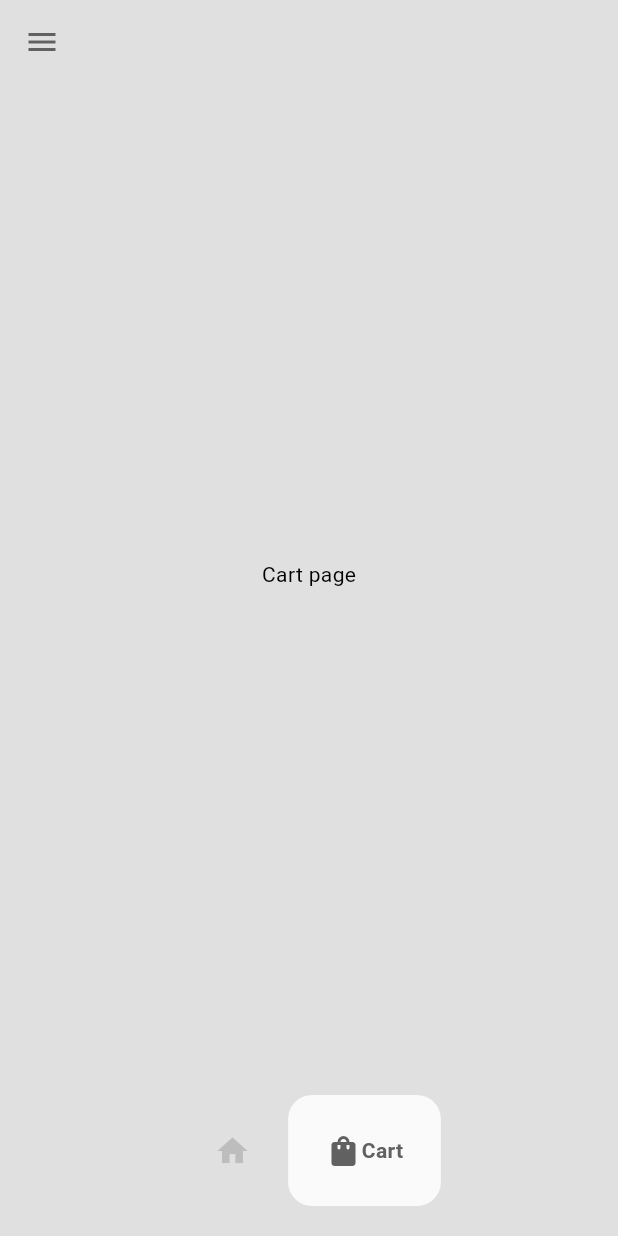
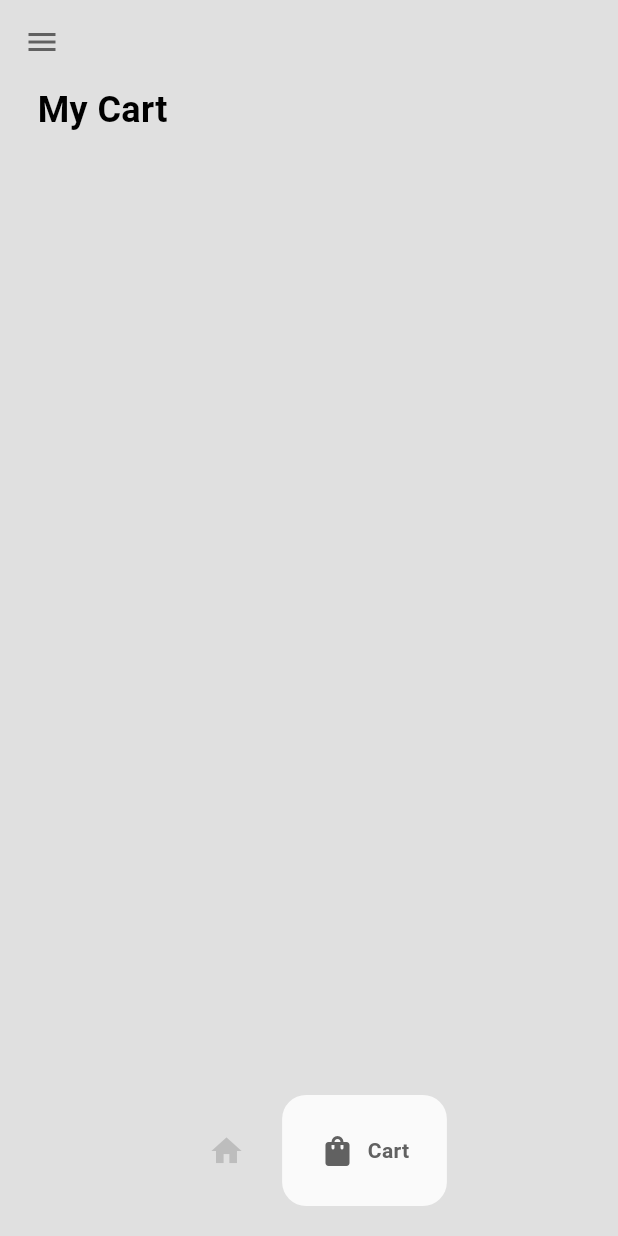
Before and after one commit to ShahedNoor/flutter-nike, a Flutter app: the HomePage screen opened directly, item 2 of the bottom bar chosen, on a phone screen of 412 x 824 dp. Run offline on Flutter 3.47's test engine with Material 3 defaults, Android fonts, the phone set to English and light mode, and no system bars; drawn by our look-alikes of google_nav_bar; missing offline and left inert: dart:js.

Commit message:
Cart page logic has been fixed and the about page is also ready

```diff
--- a/lib/components/my_nav_bar.dart
+++ b/lib/components/my_nav_bar.dart
@@ -3,19 +3,23 @@ import 'package:google_nav_bar/google_nav_bar.dart';
 
 class MyNavBar extends StatelessWidget {
   final void Function(int)? onTabChange;
+  final selectedIndex;
 
-  const MyNavBar({super.key, required this.onTabChange});
+  const MyNavBar(
+      {super.key, required this.onTabChange, required this.selectedIndex});
 
   @override
   Widget build(BuildContext context) {
     return Container(
       padding: const EdgeInsets.symmetric(vertical: 20),
       child: GNav(
+        selectedIndex: selectedIndex,
         color: Theme.of(context).colorScheme.onPrimary,
         activeColor: Theme.of(context).colorScheme.primary,
         tabBackgroundColor: Theme.of(context).colorScheme.secondary,
         mainAxisAlignment: MainAxisAlignment.center,
         tabBorderRadius: 16,
+        gap: 8,
         onTabChange: (value) => onTabChange!(value),
         tabs: const [
           GButton(
--- a/lib/main.dart
+++ b/lib/main.dart
@@ -1,6 +1,5 @@
 import 'package:flutter/material.dart';
 import 'package:nike/data/products.dart';
-import 'package:nike/pages/home_page.dart';
 import 'package:nike/pages/intro_page.dart';
 import 'package:nike/theme/theme.dart';
 import 'package:nike/theme/theme_provider.dart';
@@ -27,7 +26,7 @@ class MyApp extends StatelessWidget {
       debugShowCheckedModeBanner: false,
       theme: Provider.of<ThemeProvider>(context).themeData,
       darkTheme: darkMode,
-      home: const HomePage(),
+      home: const IntroPage(),
     );
   }
 }
--- a/lib/pages/cart_page.dart
+++ b/lib/pages/cart_page.dart
@@ -1,10 +1,48 @@
+import 'dart:js';
+
+import 'package:flutter/cupertino.dart';
 import 'package:flutter/material.dart';
+import 'package:nike/components/cart_item.dart';
+import 'package:nike/data/products.dart';
+import 'package:nike/models/products_model.dart';
+import 'package:provider/provider.dart';
 
 class CartPage extends StatelessWidget {
   const CartPage({super.key});
 
   @override
   Widget build(BuildContext context) {
-    return Center(child: Text('Cart page'),);
+    return Consumer<Products>(
+      builder: (context, value, child) => Padding(
+        padding: const EdgeInsets.symmetric(horizontal: 25.0),
+        child: Column(
+          crossAxisAlignment: CrossAxisAlignment.start,
+          children: [
+            // Heading
+            const Text(
+              'My Cart',
+              style: TextStyle(
+                fontWeight: FontWeight.bold,
+                fontSize: 24,
+              ),
+            ),
+            const SizedBox(
+              height: 10,
+            ),
+            Expanded(
+              child: ListView.builder(
+                itemCount: value.getUserCart().length,
+                itemBuilder: (context, index) {
+                  ProductsModel individualProduct = value.getUserCart()[index];
+                  return CartItem(
+                    productsModel: individualProduct,
+                  );
+                },
+              ),
+            ),
+          ],
+        ),
+      ),
+    );
   }
 }
--- a/lib/pages/settings_page.dart
+++ b/lib/pages/settings_page.dart
@@ -19,9 +19,13 @@ class SettingsPage extends StatelessWidget {
       ),
       body: Padding(
         padding: const EdgeInsets.all(25.0),
+        child: Center(
           child: Column(
             children: [
               Container(
+                width: MediaQuery.sizeOf(context).width >= 600
+                    ? 600
+                    : MediaQuery.sizeOf(context).width,
                 padding: const EdgeInsets.all(25.0),
                 decoration: BoxDecoration(
                   color: Theme.of(context).colorScheme.secondary,
@@ -53,6 +57,7 @@ class SettingsPage extends StatelessWidget {
             ],
           ),
         ),
+      ),
     );
   }
 }
--- a/lib/theme/theme.dart
+++ b/lib/theme/theme.dart
@@ -4,6 +4,7 @@ ThemeData lightMode = ThemeData(
   brightness: Brightness.light,
   colorScheme: ColorScheme.light(
     background: Colors.grey.shade300,
+    onBackground: Colors.grey.shade900,
     primary: Colors.grey.shade700,
     onPrimary: Colors.grey.shade400,
     secondary: Colors.grey.shade50,
@@ -15,6 +16,7 @@ ThemeData darkMode = ThemeData(
   brightness: Brightness.dark,
   colorScheme: ColorScheme.dark(
     background: Colors.grey.shade900,
+    onBackground: Colors.grey.shade50,
     primary: Colors.grey.shade100,
     onPrimary: Colors.grey.shade400,
     secondary: Colors.grey.shade700,
```
Also changed, not shown: lib/components/cart_item.dart (added, +45 -0 lines), lib/pages/about_page.dart (added, +39 -0 lines), lib/pages/home_page.dart (+28 -0 lines), lib/pages/intro_page.dart (+13 -4 lines), lib/pages/shop_page.dart (+46 -6 lines). Lines whose indentation alone changed are shown as unchanged.
